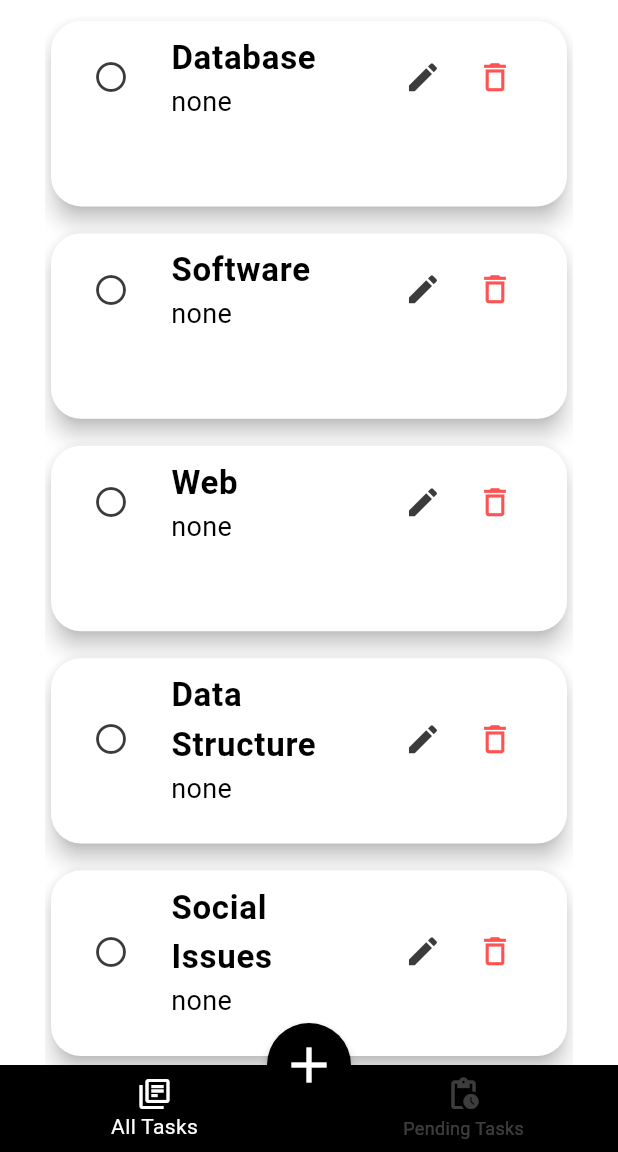
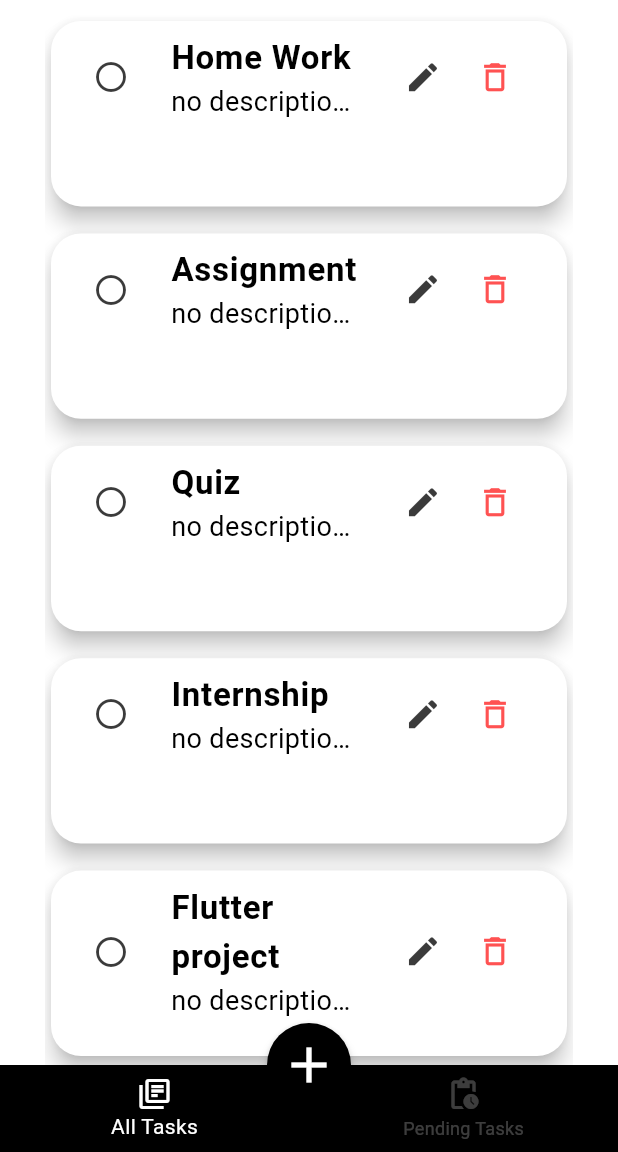
Before and after one commit to klarasameh1/TaskyApp, a Flutter app: the screen it shows after launch, on a phone screen of 412 x 824 dp, the part 84-1236 px from its top. Run offline on Flutter 3.47's test engine with Material 3 defaults, Android fonts, the light colour scheme and no system bars.

Commit message:
create Task class & its changes

```diff
--- a/lib/dialogs/editDialog.dart
+++ b/lib/dialogs/editDialog.dart
@@ -11,9 +11,9 @@ void showEditDialog(BuildContext context, int index) {
     builder:
         (_) => TaskDialog(
       title: "Edit Task", // title of dialog
-      initialName: task['name'],
-      initialDescription: task['Desc'],
-      initialPriority: task['Priority'],
+      initialName: task.name,
+      initialDescription: task.desc,
+      initialPriority: task.priority,
       onSubmit: (name, desc , priority) {
         taskProvider.updateTask(index, name, desc , priority);
       },
--- /dev/null
+++ b/lib/models/Task.dart
@@ -0,0 +1,17 @@
+import 'package:flutter/material.dart';
+
+class Task {
+  final int id;
+  String name;
+  String desc;
+  Color priority;
+  bool status;
+
+  Task({
+    required this.id,
+    required this.name,
+    this.desc = "no description yet",
+    this.priority = Colors.white,
+    this.status = false,
+  });
+}
--- a/lib/providers/TaskProvider.dart
+++ b/lib/providers/TaskProvider.dart
@@ -1,37 +1,42 @@
 import 'package:flutter/material.dart';
+import '../models/Task.dart';
 
 class TaskProvider with ChangeNotifier {
-  final List<Map<String, dynamic>> _tasks = [
-    {'name': 'Database', 'status': false , 'Desc' : 'none' , 'Priority' : Colors.white },
-    {'name': 'Software', 'status': false , 'Desc' : 'none' ,  'Priority' : Colors.white},
-    {'name': 'Web', 'status': false, 'Desc' : 'none' , 'Priority' : Colors.white},
-    {'name': 'Data Structure', 'status': false, 'Desc' : 'none' , 'Priority' : Colors.white},
-    {'name': 'Social Issues', 'status': false, 'Desc' : 'none' , 'Priority' : Colors.white},
-    {'name': 'Database', 'status': false , 'Desc' : 'none' , 'Priority' : Colors.white},
-
+  final List<Task> _tasks = [
+    Task(id: 1, name: 'Home Work'),
+    Task(id: 2, name: 'Assignment'),
+    Task(id: 3, name: 'Quiz'),
+    Task(id: 4, name: 'Internship'),
+    Task(id: 5, name: 'Flutter project'),
+    Task(id: 6, name: 'Grocery'),
   ];
 
-  List<Map<String, dynamic>> get tasks => _tasks;
+  int _nextId = 7; // for new tasks
+
+  List<Task> get tasks => _tasks;
 
   void toggleStatus(int index) {
-    _tasks[index]['status'] = !_tasks[index]['status'];
-    notifyListeners(); // 🔔 tells UI to rebuild
+    _tasks[index].status = !_tasks[index].status;
+    notifyListeners();
   }
 
   void addTask(String name, String desc, Color? priority) {
-    _tasks.insert(0,{
-      'name': name,
-      'status': false,
-      'Desc': desc.isNotEmpty ? desc : "no description yet",
-    'Priority': priority ?? Colors.white,
-    });
+    _tasks.insert(
+      0,
+      Task(
+        id: _nextId++,
+        name: name,
+        desc: desc.isNotEmpty ? desc : "no description yet",
+        priority: priority ?? Colors.white,
+      ),
+    );
     notifyListeners();
   }
 
   void updateTask(int index, String name, String desc, Color priority) {
-    _tasks[index]['name'] = name;
-    _tasks[index]['Desc'] = desc;
-    _tasks[index]['Priority'] = priority;
+    _tasks[index].name = name;
+    _tasks[index].desc = desc;
+    _tasks[index].priority = priority;
     notifyListeners();
   }
 
@@ -40,8 +45,7 @@ class TaskProvider with ChangeNotifier {
     notifyListeners();
   }
 
-
-  void clearTasklist(){
+  void clearTasklist() {
     _tasks.clear();
     notifyListeners();
   }
--- a/lib/screens/allTasks.dart
+++ b/lib/screens/allTasks.dart
@@ -30,11 +30,9 @@ class AllTasks extends StatelessWidget {
           return Padding(
             padding: const EdgeInsets.only(bottom: 10),
             child: TaskListTile(
-              name: task['name'],
-              description: task['Desc'],
-              isDone: task['status'],
-              priority: task['Priority'],
-              onToggle: () => taskProvider.toggleStatus(i),
+                key: ValueKey(task.id), // 👈 important for correct rebuilds
+                task: task,
+                onToggle: () => taskProvider.toggleStatus(i),
               onEdit: () => showEditDialog(context, i),
               onDelete: () => taskProvider.deleteTask(i),
               onExpand: () => showDialog(
--- a/lib/screens/home_screen.dart
+++ b/lib/screens/home_screen.dart
@@ -1,10 +1,6 @@
 import 'package:first_app/screens/pendigTasks.dart';
 import 'package:flutter/material.dart';
-import 'package:provider/provider.dart';
-
 import '../dialogs/addDialog.dart';
-import '../providers/TaskProvider.dart';
-import '../widgets/stats_row.dart';
 import 'allTasks.dart';
 
 class HomeScreen extends StatefulWidget {
--- a/lib/widgets/TaskListTile.dart
+++ b/lib/widgets/TaskListTile.dart
@@ -1,26 +1,20 @@
 import 'package:flutter/material.dart';
+import '../models/Task.dart';
 
 class TaskListTile extends StatefulWidget {
-  final String name;
-  final String description;
-  final bool isDone;
+  final Task task;
   final VoidCallback onToggle;
   final VoidCallback onEdit;
   final VoidCallback onDelete;
-  final Color priority ;
   final VoidCallback onExpand;
 
   const TaskListTile({
     super.key,
-    required this.name,
-    required this.description,
-    required this.isDone,
+    required this.task,
     required this.onToggle,
     required this.onEdit,
     required this.onDelete,
-    required this.priority,
     required this.onExpand,
-
   });
 
   @override
@@ -28,51 +22,56 @@ class TaskListTile extends StatefulWidget {
 }
 
 class _TaskListTileState extends State<TaskListTile> {
-  bool doneClick = false ;
+  bool doneClick = false;
 
   @override
   Widget build(BuildContext context) {
     return Card(
-
       shape: RoundedRectangleBorder(
         borderRadius: BorderRadius.circular(20),
       ),
-      color: widget.isDone?Colors.green.shade100: widget.priority, //✅
+      color: widget.task.status
+          ? Colors.green.shade100
+          : widget.task.priority, // ✅ use Task object
       elevation: 6,
       child: SizedBox(
-        height: MediaQuery.of(context).size.height*0.15,
+        height: MediaQuery.of(context).size.height * 0.15,
         child: ListTile(
           leading: AnimatedSwitcher(
             duration: const Duration(milliseconds: 100),
             transitionBuilder: (child, animation) =>
-                ScaleTransition(scale: animation, child: child), // Nice zoom effect
-            child:
-            IconButton(
-                onPressed:(){doneClick=!doneClick ; widget.onToggle();} ,
-
-                icon : (doneClick)?
-                  Icon(Icons.check_circle , color: Colors.green)
-                : Icon(Icons.radio_button_unchecked, color: Color(0xff3b3b3b))
-            )
+                ScaleTransition(scale: animation, child: child),
+            child: IconButton(
+              onPressed: () {
+                setState(() => doneClick = !doneClick);
+                widget.onToggle();
+              },
+              icon: (widget.task.status || doneClick)
+                  ? const Icon(Icons.check_circle, color: Colors.green)
+                  : const Icon(Icons.radio_button_unchecked,
+                  color: Color(0xff3b3b3b)),
+            ),
           ),
           title: Text(
-            widget.name,
+            widget.task.name,
             style: TextStyle(
               fontSize: 22,
               fontWeight: FontWeight.bold,
-              decoration: widget.isDone ? TextDecoration.lineThrough: null,
-              color: widget.isDone ? Colors.grey.shade500 : Colors.black,
-              decorationThickness: 2
+              decoration:
+              widget.task.status ? TextDecoration.lineThrough : null,
+              color: widget.task.status ? Colors.grey.shade500 : Colors.black,
+              decorationThickness: 2,
             ),
           ),
           subtitle: Text(
-            widget.description
-            ,style: TextStyle(
+            widget.task.desc,
+            style: TextStyle(
               fontSize: 18,
-              decoration: widget.isDone ? TextDecoration.lineThrough: null,
-              color: widget.isDone ? Colors.grey.shade500 : Colors.black,
+              decoration:
+              widget.task.status ? TextDecoration.lineThrough : null,
+              color: widget.task.status ? Colors.grey.shade500 : Colors.black,
               decorationThickness: 1.5,
-            overflow: TextOverflow.ellipsis
+              overflow: TextOverflow.ellipsis,
             ),
           ),
           trailing: Row(
@@ -80,15 +79,17 @@ class _TaskListTileState extends State<TaskListTile> {
             children: [
               IconButton(
                 onPressed: widget.onEdit,
-                icon: const Icon(Icons.edit, color: Color(0xff3b3b3b) , size:25,),
+                icon: const Icon(Icons.edit,
+                    color: Color(0xff3b3b3b), size: 25),
               ),
               IconButton(
                 onPressed: widget.onDelete,
-                icon: const Icon(Icons.delete_outline, color: Colors.redAccent , size: 25),
+                icon: const Icon(Icons.delete_outline,
+                    color: Colors.redAccent, size: 25),
               ),
             ],
           ),
-          onTap: widget.onExpand
+          onTap: widget.onExpand,
         ),
       ),
     );
```
Also changed, not shown: lib/dialogs/expandDialog.dart (+11 -12 lines), lib/screens/pendigTasks.dart (+4 -5 lines), lib/widgets/stats_row.dart (deleted, +0 -77 lines).
